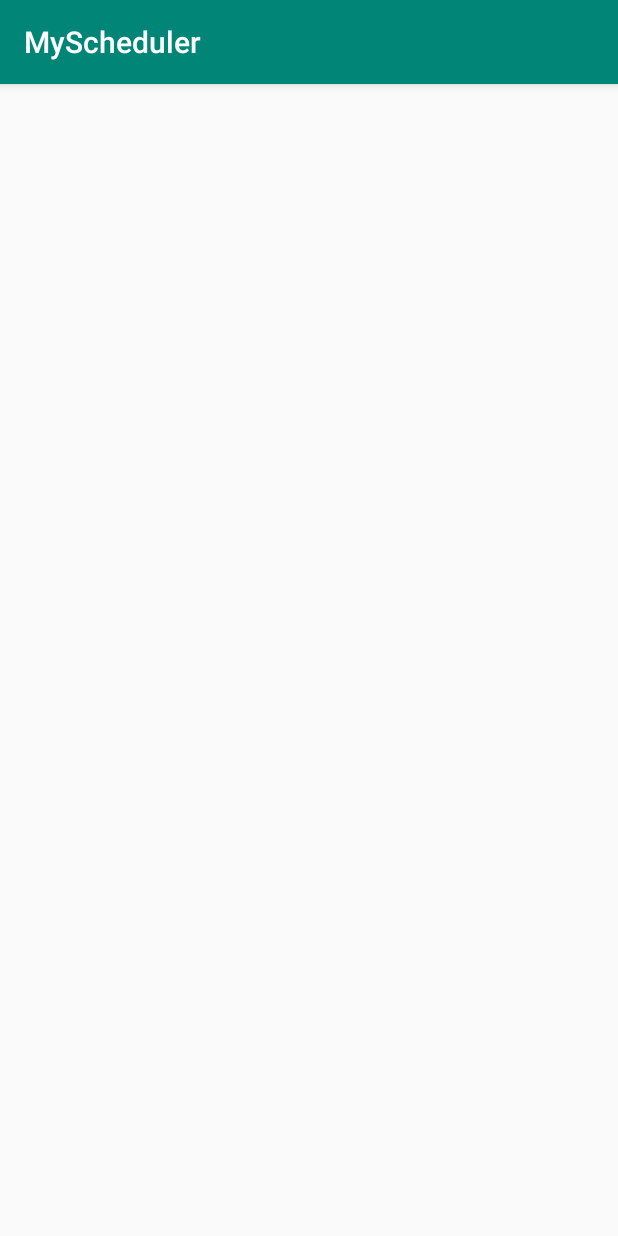
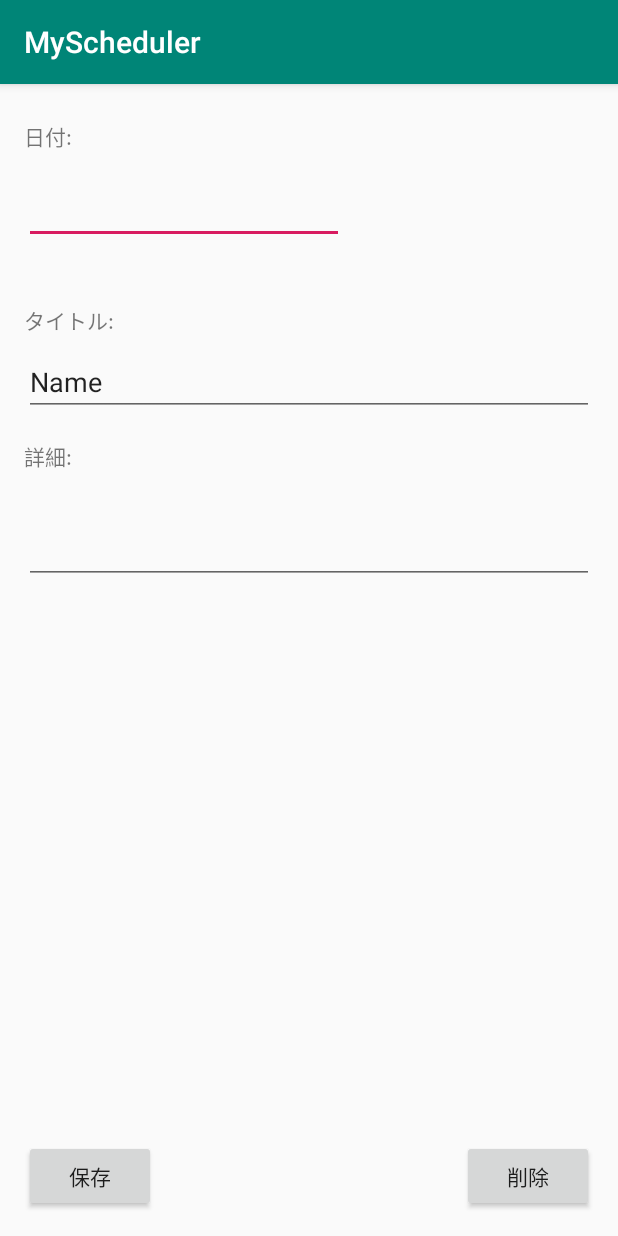
Before and after one commit to takumi314/android-kotlin-scheduler-app, an Android app: the EditActivity screen opened directly, with no data from a screen before it, on a phone screen of 412 x 824 dp. Run offline under Robolectric (Android 15) with nearby library versions, the phone set to English and light mode, and no system bars.

Commit message:
[style] set layouts for EditActivity

```diff
--- a/app/src/main/res/layout/activity_edit.xml
+++ b/app/src/main/res/layout/activity_edit.xml
@@ -6,4 +6,95 @@
     android:layout_height="match_parent"
     tools:context=".EditActivity">
 
+    <TextView
+        android:id="@+id/textView"
+        android:layout_width="wrap_content"
+        android:layout_height="wrap_content"
+        android:layout_marginStart="16dp"
+        android:layout_marginTop="24dp"
+        android:text="日付:"
+        app:layout_constraintBottom_toTopOf="@+id/dateEdit"
+        app:layout_constraintStart_toStartOf="parent"
+        app:layout_constraintTop_toTopOf="parent" />
+
+    <EditText
+        android:id="@+id/dateEdit"
+        android:layout_width="wrap_content"
+        android:layout_height="wrap_content"
+        android:layout_marginStart="16dp"
+        android:layout_marginTop="16dp"
+        android:ems="10"
+        android:inputType="date"
+        app:layout_constraintStart_toStartOf="parent"
+        app:layout_constraintTop_toBottomOf="@+id/textView" />
+
+    <TextView
+        android:id="@+id/textView2"
+        android:layout_width="wrap_content"
+        android:layout_height="wrap_content"
+        android:layout_marginStart="16dp"
+        android:layout_marginTop="40dp"
+        android:text="タイトル:"
+        app:layout_constraintStart_toStartOf="parent"
+        app:layout_constraintTop_toBottomOf="@+id/dateEdit" />
+
+    <EditText
+        android:id="@+id/titleEdit"
+        android:layout_width="0dp"
+        android:layout_height="wrap_content"
+        android:layout_marginStart="16dp"
+        android:layout_marginTop="8dp"
+        android:layout_marginEnd="16dp"
+        android:ems="10"
+        android:inputType="textPersonName"
+        android:text="Name"
+        app:layout_constraintEnd_toEndOf="parent"
+        app:layout_constraintStart_toStartOf="parent"
+        app:layout_constraintTop_toBottomOf="@+id/textView2" />
+
+    <TextView
+        android:id="@+id/textView3"
+        android:layout_width="wrap_content"
+        android:layout_height="wrap_content"
+        android:layout_marginStart="16dp"
+        android:layout_marginTop="16dp"
+        android:text="詳細:"
+        app:layout_constraintStart_toStartOf="parent"
+        app:layout_constraintTop_toBottomOf="@+id/titleEdit" />
+
+    <EditText
+        android:id="@+id/detailEdit"
+        android:layout_width="0dp"
+        android:layout_height="wrap_content"
+        android:layout_marginStart="16dp"
+        android:layout_marginTop="8dp"
+        android:layout_marginEnd="16dp"
+        android:ems="10"
+        android:gravity="start|top"
+        android:inputType="textMultiLine"
+        android:maxLines="8"
+        android:minLines="2"
+        app:layout_constraintEnd_toEndOf="parent"
+        app:layout_constraintStart_toStartOf="parent"
+        app:layout_constraintTop_toBottomOf="@+id/textView3" />
+
+    <Button
+        android:id="@+id/save"
+        android:layout_width="wrap_content"
+        android:layout_height="wrap_content"
+        android:layout_marginStart="16dp"
+        android:layout_marginBottom="16dp"
+        android:text="保存"
+        app:layout_constraintBottom_toBottomOf="parent"
+        app:layout_constraintStart_toStartOf="parent" />
+
+    <Button
+        android:id="@+id/delete"
+        android:layout_width="wrap_content"
+        android:layout_height="wrap_content"
+        android:layout_marginEnd="16dp"
+        android:layout_marginBottom="16dp"
+        android:text="削除"
+        app:layout_constraintBottom_toBottomOf="parent"
+        app:layout_constraintEnd_toEndOf="parent" />
 </androidx.constraintlayout.widget.ConstraintLayout>
```
